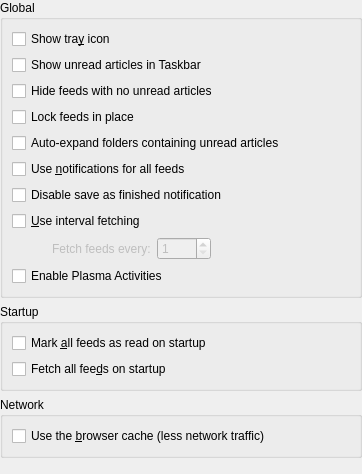
Above: configuration/ui/settings_general.ui from KDE/akregator before the change. Below: the same form after it.
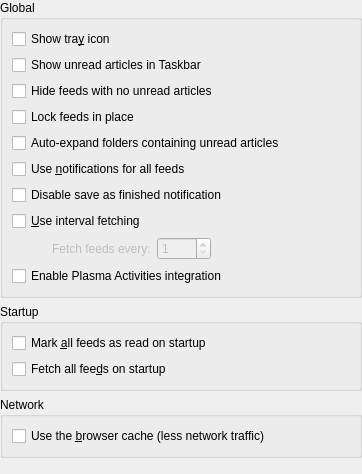
That is the form after the change. Custom widgets are drawn as their Qt base class.

What changed in the file:
```diff
--- a/configuration/ui/settings_general.ui
+++ b/configuration/ui/settings_general.ui
@@ -154,7 +154,7 @@
       <item>
        <widget class="QCheckBox" name="kcfg_PlasmaActivitySupport">
         <property name="text">
-         <string>Enable Plasma Activities</string>
+         <string>Enable Plasma Activities integration</string>
         </property>
        </widget>
       </item>
```
